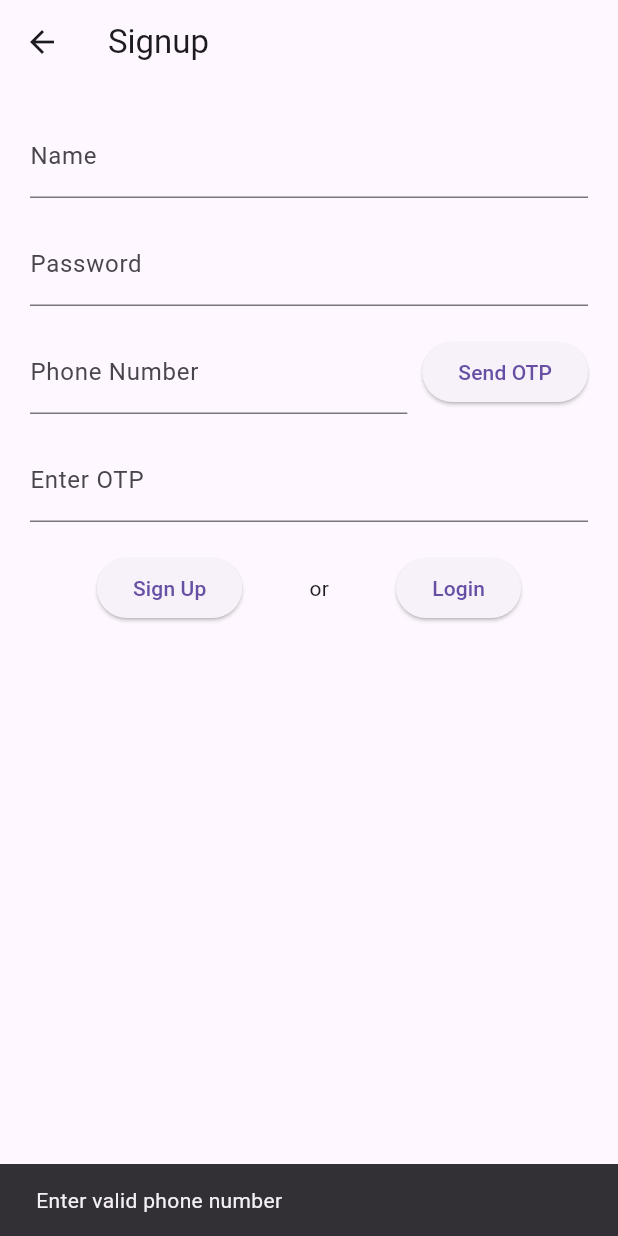
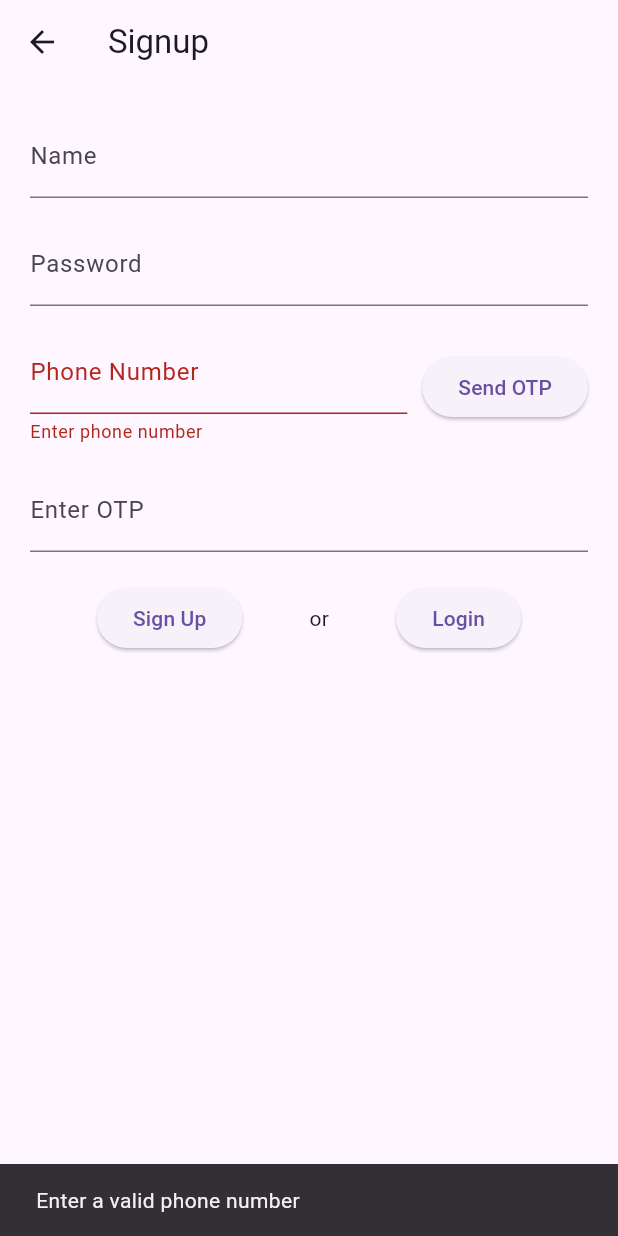
Before and after one commit to Padmakumar18/Cricket-Scoreboard, a Flutter app: the SignupPage screen opened by its route, after a tap on "Send OTP", on a phone screen of 412 x 824 dp. Run offline on Flutter 3.47's test engine with Material 3 defaults, Android fonts, the phone set to English and light mode, and no system bars.

Commit message:
Signup page validation added

```diff
--- a/Frontend/lib/main.dart
+++ b/Frontend/lib/main.dart
@@ -26,7 +26,7 @@ class MyApp extends StatelessWidget {
           ),
           darkTheme: ThemeData(brightness: Brightness.dark),
           themeMode: mode,
-          initialRoute: '/LoginPage',
+          initialRoute: '/GetMatchDetails',
           routes: {
             '/': (context) => const LoginPage(userName: '', password: ''),
             '/LoginPage': (context) =>
--- a/Frontend/lib/screens/SignupPage.dart
+++ b/Frontend/lib/screens/SignupPage.dart
@@ -9,6 +9,8 @@ class SignupPage extends StatefulWidget {
 
 class _SignupPageState extends State<SignupPage> {
   final _formKey = GlobalKey<FormState>();
+  final _phoneFieldKey =
+      GlobalKey<FormFieldState>(); // ✅ Unique key for phone field
 
   final TextEditingController _nameController = TextEditingController();
   final TextEditingController _numberController = TextEditingController();
@@ -35,24 +37,24 @@ class _SignupPageState extends State<SignupPage> {
   }
 
   void _sendOtp() {
+    final isPhoneValid = _phoneFieldKey.currentState?.validate() ?? false;
+
+    if (isPhoneValid) {
       final number = _numberController.text.trim();
-    if (number.length == 10) {
-      // TODO: Call backend API to send OTP
       print('OTP sent to $number');
       ScaffoldMessenger.of(
         context,
       ).showSnackBar(SnackBar(content: Text('OTP sent to $number')));
     } else {
-      ScaffoldMessenger.of(
-        context,
-      ).showSnackBar(const SnackBar(content: Text('Enter valid phone number')));
+      ScaffoldMessenger.of(context).showSnackBar(
+        const SnackBar(content: Text('Enter a valid phone number')),
+      );
     }
   }
 
   @override
   Widget build(BuildContext context) {
     return Scaffold(
-      // appBar: AppBar(title: const Text('Signup'), centerTitle: true),
       appBar: AppBar(title: const Text('Signup')),
       body: Padding(
         padding: const EdgeInsets.all(20),
@@ -64,12 +66,12 @@ class _SignupPageState extends State<SignupPage> {
               TextFormField(
                 controller: _nameController,
                 decoration: const InputDecoration(labelText: 'Name'),
-                validator: (value) =>
-                    value == null || value.isEmpty ? 'Enter your name' : null,
+                validator: (value) => value == null || value.trim().isEmpty
+                    ? 'Enter your name'
+                    : null,
               ),
               const SizedBox(height: 16),
 
-              // Password Field
               TextFormField(
                 controller: _passwordController,
                 decoration: const InputDecoration(labelText: 'Password'),
@@ -80,21 +82,23 @@ class _SignupPageState extends State<SignupPage> {
               ),
               const SizedBox(height: 16),
 
-              // Phone Number Field with Send OTP Button
               Row(
                 children: [
                   Expanded(
                     flex: 2,
                     child: TextFormField(
+                      key: _phoneFieldKey,
                       controller: _numberController,
                       decoration: const InputDecoration(
                         labelText: 'Phone Number',
                       ),
                       keyboardType: TextInputType.phone,
                       validator: (value) {
-                        if (value == null || value.isEmpty) {
+                        if (value == null || value.trim().isEmpty) {
                           return 'Enter phone number';
-                        } else if (value.length != 10) {
+                        } else if (!RegExp(
+                          r'^[0-9]{10}$',
+                        ).hasMatch(value.trim())) {
                           return 'Phone number must be 10 digits';
                         }
                         return null;
@@ -116,27 +120,26 @@ class _SignupPageState extends State<SignupPage> {
                 decoration: const InputDecoration(labelText: 'Enter OTP'),
                 keyboardType: TextInputType.number,
                 validator: (value) {
-                  if (value == null || value.isEmpty) {
+                  if (value == null || value.trim().isEmpty) {
                     return 'Enter OTP';
-                  } else if (value.length != 6) {
-                    return 'Enter valid OTP';
+                  } else if (value.trim().length != 6) {
+                    return 'Enter valid 6-digit OTP';
                   }
                   return null;
                 },
               ),
               const SizedBox(height: 20),
+
+              // Action Buttons
               Row(
                 mainAxisAlignment: MainAxisAlignment.spaceEvenly,
                 children: [
-                  SizedBox(
-                    child: ElevatedButton(
+                  ElevatedButton(
                     onPressed: _handleSubmit,
                     child: const Text('Sign Up'),
                   ),
-                  ),
-                  Text("or"),
-                  SizedBox(
-                    child: ElevatedButton(
+                  const Text("or"),
+                  ElevatedButton(
                     onPressed: () {
                       _nameController.clear();
                       _numberController.clear();
@@ -145,7 +148,6 @@ class _SignupPageState extends State<SignupPage> {
                       Navigator.pushReplacementNamed(context, '/LoginPage');
                     },
                     child: const Text('Login'),
-                    ),
                   ),
                 ],
               ),
```
Lines whose indentation alone changed are shown as unchanged.
